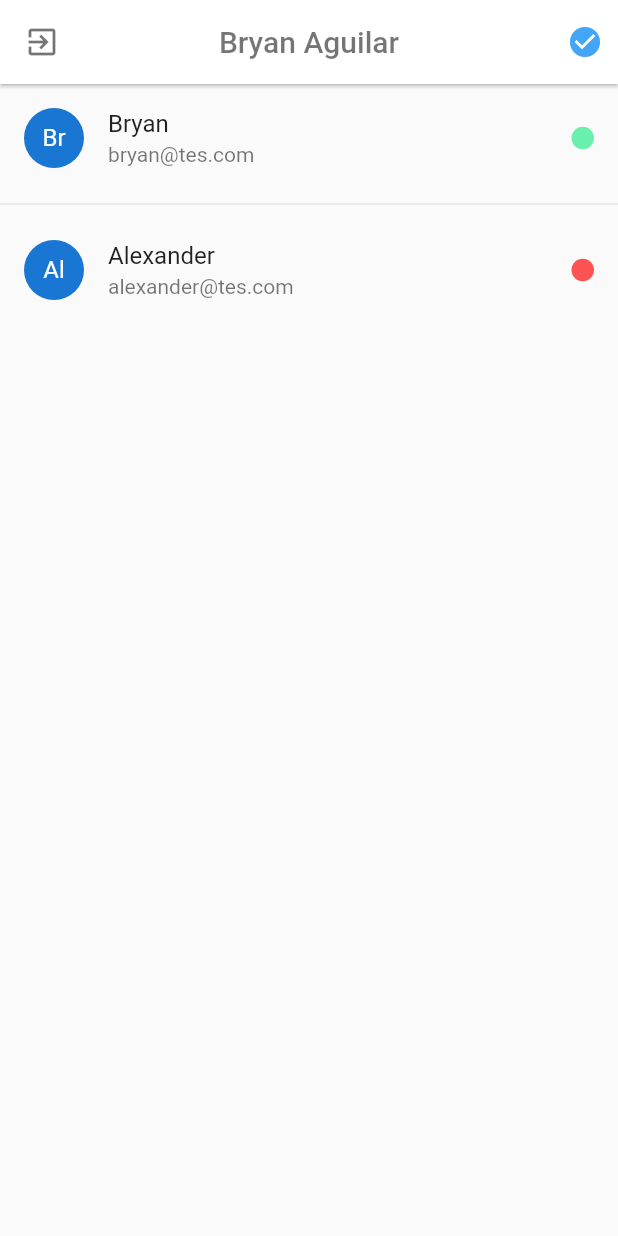
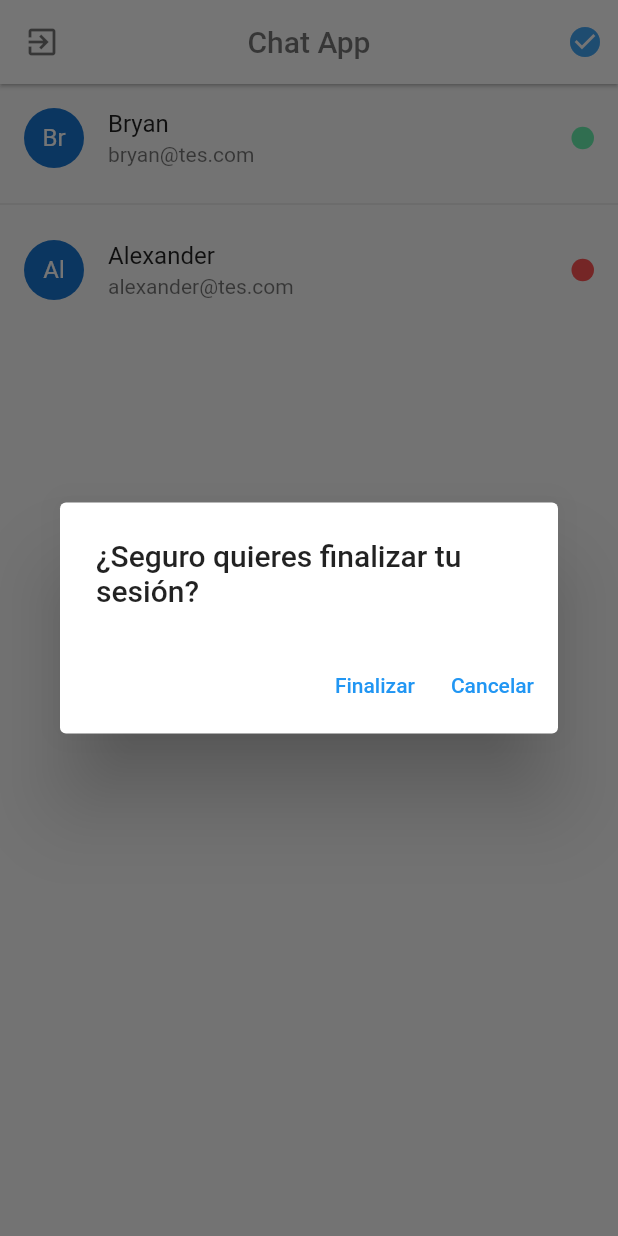
Before and after one commit to baguilar6174/flutter-chat-app, a Flutter app: the UsersPage screen opened by its route, after a tap on the "exit to app" icon, on a phone screen of 412 x 824 dp. Run offline on Flutter 3.47's test engine with Material 2 defaults, Android fonts, the phone set to English and light mode, and no system bars; drawn by our look-alikes of pull_to_refresh; our stand-ins replace dio, flutter_secure_storage; accounts and stored records are empty.

```diff
--- /dev/null
+++ b/lib/domain/entities/session_model.dart
@@ -0,0 +1,32 @@
+import 'dart:convert';
+
+import 'package:chat_app/domain/entities/user_mode.dart';
+
+Session sessionFromJson(String str) => Session.fromJson(json.decode(str));
+String sessionToJson(Session data) => json.encode(data.toJson());
+
+//     final session = sessionFromJson(jsonString);
+
+class Session {
+  Session({
+    required this.ok,
+    required this.user,
+    required this.token,
+  });
+
+  final bool ok;
+  final User user;
+  final String token;
+
+  factory Session.fromJson(Map<String, dynamic> json) => Session(
+        ok: json["ok"],
+        user: User.fromJson(json["user"]),
+        token: json["token"],
+      );
+
+  Map<String, dynamic> toJson() => {
+        "ok": ok,
+        "user": user.toJson(),
+        "token": token,
+      };
+}
--- a/lib/domain/entities/user.dart
+++ /dev/null
@@ -1,13 +0,0 @@
-class User {
-  bool online;
-  String email;
-  String name;
-  String uuid;
-
-  User({
-    required this.online,
-    required this.email,
-    required this.name,
-    required this.uuid,
-  });
-}
--- /dev/null
+++ b/lib/domain/entities/user_mode.dart
@@ -0,0 +1,34 @@
+import 'dart:convert';
+
+User userFromJson(String str) => User.fromJson(json.decode(str));
+String userToJson(User data) => json.encode(data.toJson());
+
+//     final user = userFromJson(jsonString);
+
+class User {
+  User({
+    required this.online,
+    required this.email,
+    required this.name,
+    required this.code,
+  });
+
+  final String code;
+  final String email;
+  final String name;
+  final bool online;
+
+  factory User.fromJson(Map<String, dynamic> json) => User(
+        code: json["code"],
+        email: json["email"],
+        name: json["name"],
+        online: json["online"],
+      );
+
+  Map<String, dynamic> toJson() => {
+        "code": code,
+        "email": email,
+        "name": name,
+        "online": online,
+      };
+}
--- /dev/null
+++ b/lib/global/environment.dart
@@ -0,0 +1,4 @@
+class Environment {
+  static String apiUrl = 'http://192.168.18.27:3000/api/v1';
+  static String socketUrl = 'http://192.168.18.27:3000';
+}
--- a/lib/main.dart
+++ b/lib/main.dart
@@ -10,7 +10,7 @@ class MyApp extends StatelessWidget {
       debugShowCheckedModeBanner: false,
       title: 'Chat App',
       // Initial route application.
-      initialRoute: 'users',
+      initialRoute: 'splash',
       // Application routes.
       routes: customRoutes,
     );
--- a/lib/ui/pages/login/login_page.dart
+++ b/lib/ui/pages/login/login_page.dart
@@ -1,3 +1,4 @@
+import 'package:chat_app/data/services/auth_service.dart';
 import 'package:chat_app/ui/widgets/custom_button_widget.dart';
 import 'package:chat_app/ui/widgets/custom_input_widget.dart';
 import 'package:flutter/material.dart';
@@ -73,8 +74,8 @@ class _FormWidgetState extends State<FormWidget> {
           CustomButtonWidget(
             text: 'Ingresar',
             onPressed: () {
-              print(this.emailController.text);
-              print(this.passwordController.text);
+              FocusScope.of(context).unfocus();
+              AuthService.instance.signIn(context, email: this.emailController.text.trim(), password: this.passwordController.text.trim());
             },
           ),
         ],
--- a/lib/ui/pages/register/register_page.dart
+++ b/lib/ui/pages/register/register_page.dart
@@ -1,3 +1,4 @@
+import 'package:chat_app/data/services/auth_service.dart';
 import 'package:chat_app/ui/widgets/custom_button_widget.dart';
 import 'package:chat_app/ui/widgets/custom_input_widget.dart';
 import 'package:chat_app/ui/widgets/labels_widget.dart';
@@ -81,8 +82,8 @@ class _FormWidgetState extends State<FormWidget> {
           CustomButtonWidget(
             text: 'Registrar',
             onPressed: () {
-              print(this.emailController.text);
-              print(this.passwordController.text);
+              FocusScope.of(context).unfocus();
+              AuthService.instance.signUp(context, name: this.nameController.text, email: this.emailController.text.trim(), password: this.passwordController.text.trim());
             },
           ),
         ],
--- a/lib/ui/pages/users/users_page.dart
+++ b/lib/ui/pages/users/users_page.dart
@@ -1,5 +1,6 @@
-import 'package:chat_app/domain/entities/user.dart';
+import 'package:chat_app/domain/entities/user_mode.dart';
 import 'package:chat_app/ui/pages/users/widgets/user_listtile_widget.dart';
+import 'package:chat_app/utils/user_preferences.dart';
 import 'package:flutter/material.dart';
 import 'package:pull_to_refresh/pull_to_refresh.dart';
 
@@ -9,16 +10,16 @@ class UsersPage extends StatefulWidget {
 }
 
 class _UsersPageState extends State<UsersPage> {
-  RefreshController _refreshController =
-      RefreshController(initialRefresh: false);
+
+  RefreshController _refreshController = RefreshController(initialRefresh: false);
 
   final users = [
-    User(online: true, email: 'bryan@tes.com', name: 'Bryan', uuid: '1'),
+    User(online: true, email: 'bryan@tes.com', name: 'Bryan', code: '1'),
     User(
         online: false,
         email: 'alexander@tes.com',
         name: 'Alexander',
-        uuid: '2'),
+        code: '2'),
   ];
 
   @override
@@ -26,7 +27,7 @@ class _UsersPageState extends State<UsersPage> {
     return Scaffold(
       appBar: AppBar(
         title: Text(
-          'Bryan Aguilar',
+          'Chat App',
           style: TextStyle(color: Colors.black54),
         ),
         backgroundColor: Colors.white,
@@ -37,7 +38,7 @@ class _UsersPageState extends State<UsersPage> {
             Icons.exit_to_app,
             color: Colors.black54,
           ),
-          onPressed: () {},
+          onPressed: _showDialog,
         ),
         actions: [
           Container(
@@ -73,4 +74,35 @@ class _UsersPageState extends State<UsersPage> {
     // if failed,use refreshFailed()
     _refreshController.refreshCompleted();
   }
+
+  void _showDialog() {
+    showDialog(
+      context: context,
+      builder: (_) => AlertDialog(
+        title: Text('¿Seguro quieres finalizar tu sesión?'),
+        actions: [
+          TextButton(
+            child: Text(
+              'Finalizar',
+              style: TextStyle(
+                color: Theme.of(context).accentColor,
+              ),
+            ),
+            onPressed: () => UserPreferences.instance.logOut(context),
+          ),
+          TextButton(
+            child: Text(
+              'Cancelar',
+              style: TextStyle(
+                color: Theme.of(context).accentColor,
+              ),
+            ),
+            onPressed: () {
+              Navigator.pop(context);
+            },
+          )
+        ],
+      ),
+    );
+  }
 }
--- a/lib/ui/pages/users/widgets/user_listtile_widget.dart
+++ b/lib/ui/pages/users/widgets/user_listtile_widget.dart
@@ -1,4 +1,4 @@
-import 'package:chat_app/domain/entities/user.dart';
+import 'package:chat_app/domain/entities/user_mode.dart';
 import 'package:flutter/material.dart';
 
 class UserListTile extends StatelessWidget {
--- a/pubspec.yaml
+++ b/pubspec.yaml
@@ -29,6 +29,9 @@ dependencies:
   # Use with the CupertinoIcons class for iOS style icons.
   cupertino_icons: ^1.0.2
   pull_to_refresh: ^2.0.0
+  provider: ^5.0.0
+  dio: ^4.0.0
+  flutter_secure_storage: ^4.2.0
 
 dev_dependencies:
   flutter_test:
```
Also changed, not shown: lib/data/services/auth_service.dart (added, +100 -0 lines), lib/ui/pages/splash/splash_page.dart (+28 -3 lines), lib/utils/dialogs.dart (added, +56 -0 lines), lib/utils/user_preferences.dart (added, +70 -0 lines), media/login_validate.png (added), media/logout.png (added), pubspec.lock, 2 other files.
